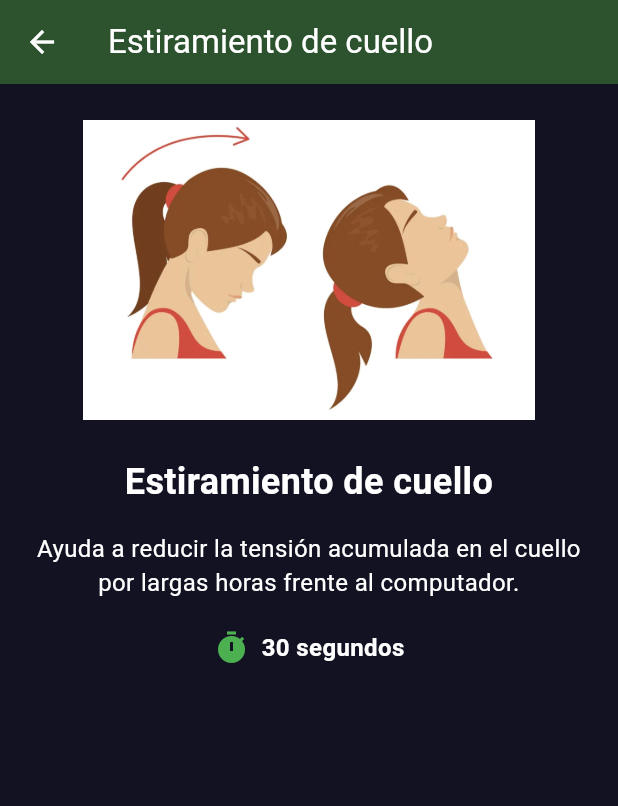
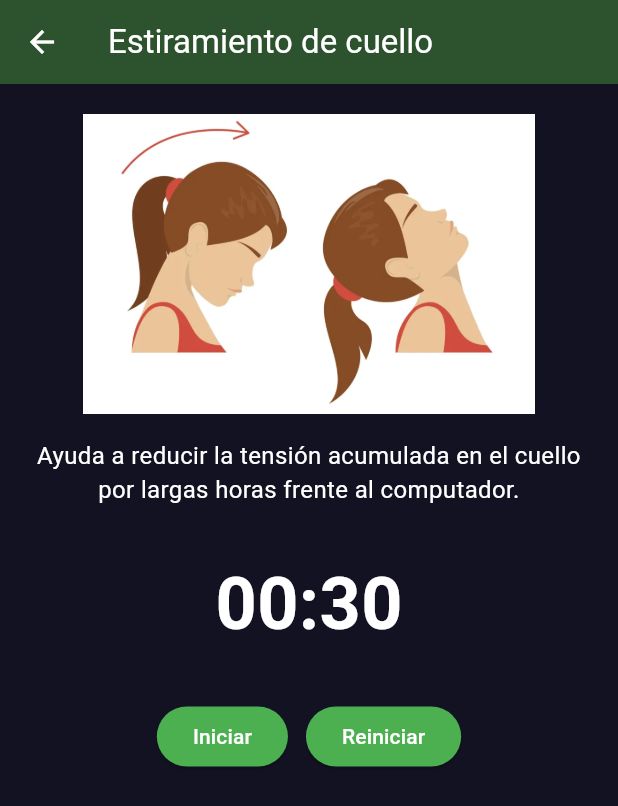
Before and after one commit to Fnav63/ActiveBreaksMobile, a Flutter app: the BreaksListScreen screen opened by its route, after a tap on "Estiramiento de cuello", on a phone screen of 412 x 824 dp. Shown: the top 806 px of the screen. Run offline on Flutter 3.47's test engine with Material 3 defaults, Android fonts, the phone set to English and light mode, and no system bars.

Commit message:
feat: Temporizador para pausas activas

```diff
--- /dev/null
+++ b/lib/controllers/break_timer_controller.dart
@@ -0,0 +1,59 @@
+import 'dart:async';
+
+class BreakTimerController {
+  Timer? _timer;
+  int _remainingSeconds;
+  bool _isRunning = false;
+  bool _isPaused = false;
+
+  final void Function(int remainingSeconds) onTick;
+  final void Function() onFinished;
+
+  BreakTimerController({
+    required int totalSeconds,
+    required this.onTick,
+    required this.onFinished,
+  }) : _remainingSeconds = totalSeconds;
+
+  void start() {
+    if (_isRunning) return;
+
+    _isRunning = true;
+    _isPaused = false;
+
+    _timer = Timer.periodic(const Duration(seconds: 1), (timer) {
+      _remainingSeconds--;
+      onTick(_remainingSeconds);
+
+      if (_remainingSeconds <= 0) {
+        stop();
+        onFinished();
+      }
+    });
+  }
+
+  void pause() {
+    if (!_isRunning) return;
+
+    _timer?.cancel();
+    _timer = null;
+    _isRunning = false;
+    _isPaused = true;
+  }
+
+  void reset(int totalSeconds) {
+    stop();
+    _remainingSeconds = totalSeconds;
+    onTick(_remainingSeconds);
+  }
+
+  void stop() {
+    _timer?.cancel();
+    _timer = null;
+    _isRunning = false;
+    _isPaused = false;
+  }
+
+  bool get isRunning => _isRunning;
+  bool get isPaused => _isPaused;
+}
--- a/lib/models/active_break.dart
+++ b/lib/models/active_break.dart
@@ -14,4 +14,8 @@ class ActiveBreak {
     required this.imagePath,
     required this.icon,
   });
+
+  int get durationSeconds {
+    return int.tryParse(duration) ?? 0;
+  }
 }
--- a/lib/screens/break_detail_screen.dart
+++ b/lib/screens/break_detail_screen.dart
@@ -1,7 +1,8 @@
 import 'package:flutter/material.dart';
 import '../models/active_break.dart';
+import '../controllers/break_timer_controller.dart';
 
-class BreakDetailScreen extends StatelessWidget {
+class BreakDetailScreen extends StatefulWidget {
   final ActiveBreak activeBreak;
 
   const BreakDetailScreen({
@@ -10,55 +11,140 @@ class BreakDetailScreen extends StatelessWidget {
   });
 
   @override
+  State<BreakDetailScreen> createState() => _BreakDetailScreenState();
+}
+
+class _BreakDetailScreenState extends State<BreakDetailScreen> {
+  late BreakTimerController _timerController;
+  late int _remainingSeconds;
+
+  @override
+  void initState() {
+    super.initState();
+
+    _remainingSeconds = widget.activeBreak.durationSeconds;
+
+    _timerController = BreakTimerController(
+      totalSeconds: _remainingSeconds,
+      onTick: (seconds) {
+        setState(() {
+          _remainingSeconds = seconds;
+        });
+      },
+      onFinished: _showFinishedDialog,
+    );
+  }
+
+  @override
+  void dispose() {
+    _timerController.stop();
+    super.dispose();
+  }
+
+  void _showFinishedDialog() {
+    showDialog(
+      context: context,
+      builder: (_) => AlertDialog(
+        title: const Text('Pausa completada'),
+        content: const Text(
+          'Has finalizado la pausa activa. ¡Buen trabajo!',
+        ),
+        actions: [
+          TextButton(
+            onPressed: () => Navigator.pop(context),
+            child: const Text('OK'),
+          ),
+        ],
+      ),
+    );
+  }
+
+  String _formatTime(int seconds) {
+    final minutes = seconds ~/ 60;
+    final remaining = seconds % 60;
+    return '${minutes.toString().padLeft(2, '0')}:${remaining.toString().padLeft(2, '0')}';
+  }
+
+  @override
   Widget build(BuildContext context) {
-    final colors = Theme.of(context).colorScheme;
-
     return Scaffold(
       appBar: AppBar(
-        title: Text(activeBreak.title),
+        title: Text(widget.activeBreak.title),
       ),
       body: SingleChildScrollView(
-        padding: const EdgeInsets.all(24),
+        padding: const EdgeInsets.all(20),
         child: Column(
-          crossAxisAlignment: CrossAxisAlignment.center,
           children: [
             Image.asset(
-              activeBreak.imagePath,
+              widget.activeBreak.imagePath,
               height: 200,
               fit: BoxFit.contain,
             ),
-            const SizedBox(height: 24),
+
+            const SizedBox(height: 16),
+
             Text(
-              activeBreak.title,
-              style: TextStyle(
-                fontSize: 24,
-                fontWeight: FontWeight.bold,
-                color: colors.onSurface,
-              ),
+              widget.activeBreak.description,
+              style: const TextStyle(fontSize: 16),
               textAlign: TextAlign.center,
             ),
-            const SizedBox(height: 16),
+
+            const SizedBox(height: 30),
+
             Text(
-              activeBreak.description,
-              style: TextStyle(
-                fontSize: 16,
-                color: colors.onSurface,
+              _formatTime(_remainingSeconds),
+              style: const TextStyle(
+                fontSize: 48,
+                fontWeight: FontWeight.bold,
               ),
-              textAlign: TextAlign.center,
             ),
-            const SizedBox(height: 20),
+
+            const SizedBox(height: 30),
+
             Row(
               mainAxisAlignment: MainAxisAlignment.center,
               children: [
-                const Icon(Icons.timer, color: Colors.green),
-                const SizedBox(width: 8),
-                Text(
-                  activeBreak.duration,
-                  style: TextStyle(
-                    fontSize: 16,
-                    fontWeight: FontWeight.bold,
-                    color: colors.onSurface,
+                if (!_timerController.isRunning && !_timerController.isPaused)
+                  ElevatedButton(
+                    onPressed: () {
+                      setState(() {
+                        _timerController.start();
+                      });
+                    },
+                    child: const Text('Iniciar'),
                   ),
+
+                if (_timerController.isPaused)
+                  ElevatedButton(
+                    onPressed: () {
+                      setState(() {
+                        _timerController.start(); // reanuda
+                      });
+                    },
+                    child: const Text('Reanudar'),
+                  ),
+
+                if (_timerController.isRunning)
+                  ElevatedButton(
+                    onPressed: () {
+                      setState(() {
+                        _timerController.pause();
+                      });
+                    },
+                    child: const Text('Pausar'),
+                  ),
+
+                const SizedBox(width: 12),
+
+                ElevatedButton(
+                  onPressed: () {
+                    setState(() {
+                      _timerController.reset(
+                        widget.activeBreak.durationSeconds,
+                      );
+                    });
+                  },
+                  child: const Text('Reiniciar'),
                 ),
               ],
             ),
--- a/lib/screens/breaks_list_screen.dart
+++ b/lib/screens/breaks_list_screen.dart
@@ -11,7 +11,7 @@ class BreaksListScreen extends StatelessWidget {
       title: 'Estiramiento de cuello',
       description:
           'Ayuda a reducir la tensión acumulada en el cuello por largas horas frente al computador.',
-      duration: '30 segundos',
+      duration: '30',
       imagePath: 'assets/images/neck_stretch.jpg',
       icon: Icons.accessibility_new,
     ),
@@ -19,7 +19,7 @@ class BreaksListScreen extends StatelessWidget {
       title: 'Pausa para hombros',
       description:
           'Ejercicio suave para relajar los hombros y mejorar la postura.',
-      duration: '10 repeticiones',
+      duration: '20',
       imagePath: 'assets/images/shoulder_pause.jpg',
       icon: Icons.accessibility_new,
     ),
@@ -27,7 +27,7 @@ class BreaksListScreen extends StatelessWidget {
       title: 'Relajación de espalda',
       description:
           'Movimiento controlado para aliviar la tensión en la zona lumbar.',
-      duration: '45 segundos',
+      duration: '45',
       imagePath: 'assets/images/back_relax2.png',
       icon: Icons.accessibility_new,
     ),
```
